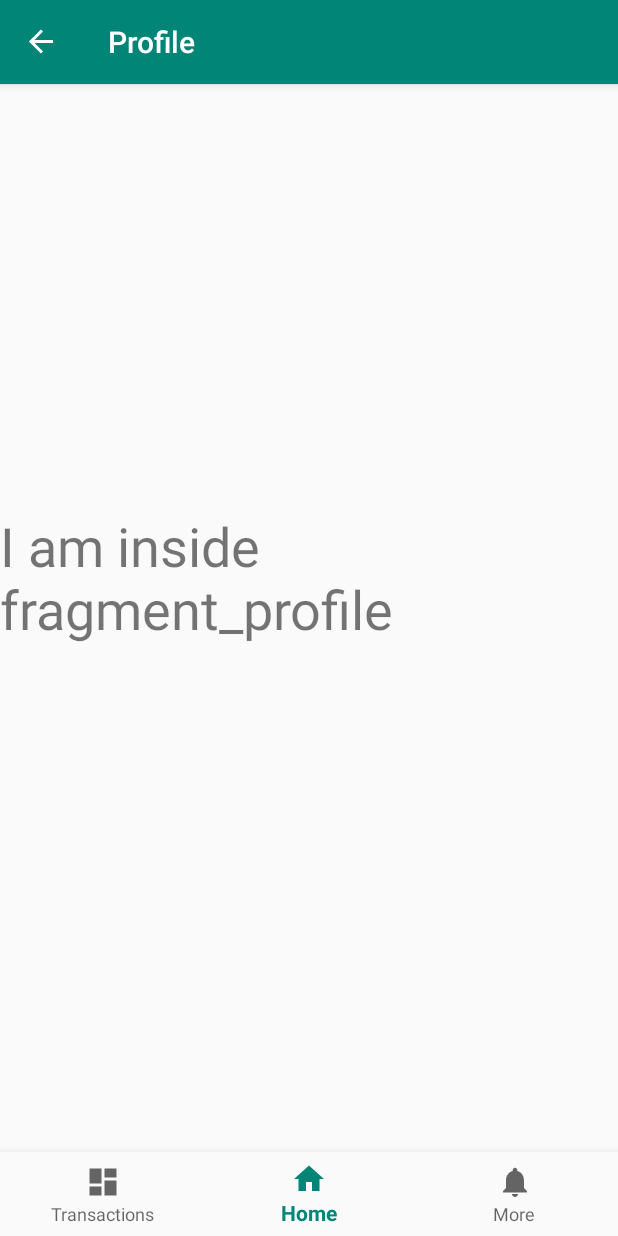
After one commit to sarabjeet1313/Money-Tracker, an Android app: the ProfileFragment screen opened through its navigation route, on a phone screen of 412 x 824 dp. The commit adds this screen. Run offline under Robolectric (Android 15) with nearby library versions, the phone set to English and light mode, and no system bars; our stand-ins replace navigation-ui.

Commit message:
All the internal screen navigation is working

```diff
--- /dev/null
+++ b/MoneyTracker/app/src/main/java/mobile/computing/group5/moneytracker/fragments/profile/ProfileFragment.kt
@@ -0,0 +1,31 @@
+package mobile.computing.group5.moneytracker.fragments.profile
+
+import android.os.Bundle
+import android.util.Log
+import android.view.LayoutInflater
+import android.view.View
+import android.view.ViewGroup
+import androidx.fragment.app.Fragment
+import androidx.lifecycle.Observer
+import androidx.lifecycle.ViewModelProviders
+import mobile.computing.group5.moneytracker.R
+
+class ProfileFragment : Fragment() {
+
+    private lateinit var profileViewModel: ProfileViewModel
+
+    override fun onCreateView(
+        inflater: LayoutInflater,
+        container: ViewGroup?,
+        savedInstanceState: Bundle?
+    ): View? {
+        profileViewModel =
+            ViewModelProviders.of(this).get(ProfileViewModel::class.java)
+        val root = inflater.inflate(R.layout.fragment_profile, container, false)
+        profileViewModel.text.observe(this, Observer {
+            Log.i("message", it)
+        })
+        return root
+    }
+
+}
--- /dev/null
+++ b/MoneyTracker/app/src/main/java/mobile/computing/group5/moneytracker/fragments/profile/ProfileViewModel.kt
@@ -0,0 +1,13 @@
+package mobile.computing.group5.moneytracker.fragments.profile
+
+import androidx.lifecycle.LiveData
+import androidx.lifecycle.MutableLiveData
+import androidx.lifecycle.ViewModel
+
+class ProfileViewModel : ViewModel() {
+
+    private val _text = MutableLiveData<String>().apply {
+        value = "This is profile Fragment"
+    }
+    val text: LiveData<String> = _text
+}
--- a/MoneyTracker/app/src/main/res/navigation/application_navigation.xml
+++ b/MoneyTracker/app/src/main/res/navigation/application_navigation.xml
@@ -25,6 +25,21 @@
         <action
             android:id="@+id/action_navigation_more_to_navigation_statistics"
             app:destination="@id/navigation_statistics" />
+        <action
+            android:id="@+id/action_navigation_more_to_navigation_settings"
+            app:destination="@id/navigation_settings" />
+        <action
+            android:id="@+id/action_navigation_more_to_navigation_profile"
+            app:destination="@id/navigation_profile" />
+        <action
+            android:id="@+id/action_navigation_more_to_navigation_sync"
+            app:destination="@id/navigation_sync" />
+        <action
+            android:id="@+id/action_navigation_more_to_navigation_about"
+            app:destination="@id/navigation_about" />
+        <action
+            android:id="@+id/action_navigation_more_to_navigation_help"
+            app:destination="@id/navigation_help" />
     </fragment>
 
     <fragment
@@ -33,4 +48,34 @@
         android:label="@string/title_statistics"
         tools:layout="@layout/fragment_statistics" />
 
+    <fragment
+        android:id="@+id/navigation_profile"
+        android:name="mobile.computing.group5.moneytracker.fragments.profile.ProfileFragment"
+        android:label="@string/title_profile"
+        tools:layout="@layout/fragment_profile" />
+
+    <fragment
+        android:id="@+id/navigation_sync"
+        android:name="mobile.computing.group5.moneytracker.fragments.dataSync.SyncFragment"
+        android:label="@string/title_sync"
+        tools:layout="@layout/fragment_datasync" />
+
+    <fragment
+        android:id="@+id/navigation_settings"
+        android:name="mobile.computing.group5.moneytracker.fragments.settings.SettingsFragment"
+        android:label="@string/title_settings"
+        tools:layout="@layout/fragment_settings" />
+
+    <fragment
+        android:id="@+id/navigation_about"
+        android:name="mobile.computing.group5.moneytracker.fragments.aboutUs.AboutUsFragment"
+        android:label="@string/title_about"
+        tools:layout="@layout/fragment_aboutus" />
+
+    <fragment
+        android:id="@+id/navigation_help"
+        android:name="mobile.computing.group5.moneytracker.fragments.help.HelpFragment"
+        android:label="@string/title_help"
+        tools:layout="@layout/fragment_help" />
+
 </navigation>
```
Also changed, not shown: MoneyTracker/app/src/main/java/mobile/computing/group5/moneytracker/fragments/aboutUs/AboutUsFragment.kt (added, +31 -0 lines), MoneyTracker/app/src/main/java/mobile/computing/group5/moneytracker/fragments/aboutUs/AboutUsViewModel.kt (added, +13 -0 lines), MoneyTracker/app/src/main/java/mobile/computing/group5/moneytracker/fragments/dataSync/SyncFragment.kt (added, +31 -0 lines), MoneyTracker/app/src/main/java/mobile/computing/group5/moneytracker/fragments/dataSync/SyncViewModel.kt (added, +13 -0 lines), MoneyTracker/app/src/main/java/mobile/computing/group5/moneytracker/fragments/help/HelpFragment.kt (added, +31 -0 lines), MoneyTracker/app/src/main/java/mobile/computing/group5/moneytracker/fragments/help/HelpViewModel.kt (added, +13 -0 lines), MoneyTracker/app/src/main/java/mobile/computing/group5/moneytracker/fragments/more/MoreFragment.kt (+19 -19 lines), MoneyTracker/app/src/main/java/mobile/computing/group5/moneytracker/fragments/settings/SettingsFragment.kt (added, +31 -0 lines), MoneyTracker/app/src/main/java/mobile/computing/group5/moneytracker/fragments/settings/SettingsViewModel.kt (added, +13 -0 lines).
